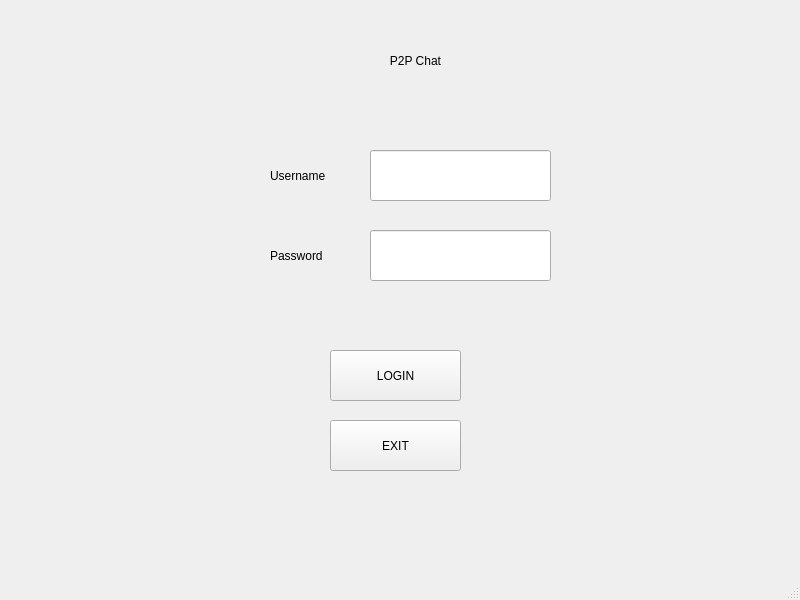
This is welcome.ui in meng-zha/ChatBox as Qt 5 draws it before an edit. The edited form follows.
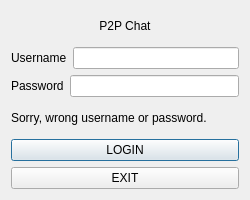
This is the edited form.

Commit message: Welcome interface,20181218

The edit to the form file:
```diff
--- a/welcome.ui
+++ b/welcome.ui
@@ -1,128 +1,116 @@
 <?xml version="1.0" encoding="UTF-8"?>
 <ui version="4.0">
- <class>MainWindow</class>
- <widget class="QMainWindow" name="MainWindow">
+ <class>Dialog</class>
+ <widget class="QDialog" name="Dialog">
   <property name="geometry">
    <rect>
     <x>0</x>
     <y>0</y>
-    <width>800</width>
-    <height>600</height>
+    <width>250</width>
+    <height>200</height>
    </rect>
   </property>
+  <property name="sizePolicy">
+   <sizepolicy hsizetype="Fixed" vsizetype="Fixed">
+    <horstretch>0</horstretch>
+    <verstretch>0</verstretch>
+   </sizepolicy>
+  </property>
+  <property name="minimumSize">
+   <size>
+    <width>250</width>
+    <height>200</height>
+   </size>
+  </property>
+  <property name="maximumSize">
+   <size>
+    <width>250</width>
+    <height>200</height>
+   </size>
+  </property>
+  <property name="baseSize">
+   <size>
+    <width>200</width>
+    <height>200</height>
+   </size>
+  </property>
   <property name="windowTitle">
    <string>MainWindow</string>
   </property>
-  <widget class="QWidget" name="centralwidget">
-   <widget class="QPushButton" name="login_button">
-    <property name="geometry">
-     <rect>
-      <x>330</x>
-      <y>350</y>
-      <width>131</width>
-      <height>51</height>
-     </rect>
-    </property>
-    <property name="text">
-     <string>LOGIN</string>
-    </property>
-   </widget>
-   <widget class="QPushButton" name="exit_button">
-    <property name="geometry">
-     <rect>
-      <x>330</x>
-      <y>420</y>
-      <width>131</width>
-      <height>51</height>
-     </rect>
-    </property>
-    <property name="text">
-     <string>EXIT</string>
-    </property>
-   </widget>
-   <widget class="QLineEdit" name="username_lineEdit">
-    <property name="geometry">
-     <rect>
-      <x>370</x>
-      <y>150</y>
-      <width>181</width>
-      <height>51</height>
-     </rect>
-    </property>
-   </widget>
-   <widget class="QLineEdit" name="password_lineEdit">
-    <property name="geometry">
-     <rect>
-      <x>370</x>
-      <y>230</y>
-      <width>181</width>
-      <height>51</height>
-     </rect>
-    </property>
-   </widget>
-   <widget class="QLabel" name="username_label">
-    <property name="geometry">
-     <rect>
-      <x>270</x>
-      <y>160</y>
-      <width>71</width>
-      <height>31</height>
-     </rect>
-    </property>
-    <property name="text">
-     <string>Username</string>
-    </property>
-   </widget>
-   <widget class="QLabel" name="password_label">
-    <property name="geometry">
-     <rect>
-      <x>270</x>
-      <y>240</y>
-      <width>71</width>
-      <height>31</height>
-     </rect>
-    </property>
-    <property name="text">
-     <string>Password</string>
-    </property>
-   </widget>
-   <widget class="QLabel" name="label">
-    <property name="geometry">
-     <rect>
-      <x>180</x>
-      <y>15</y>
-      <width>471</width>
-      <height>91</height>
-     </rect>
-    </property>
-    <property name="text">
-     <string>P2P Chat</string>
-    </property>
-    <property name="textFormat">
-     <enum>Qt::AutoText</enum>
-    </property>
-    <property name="scaledContents">
-     <bool>false</bool>
-    </property>
-    <property name="alignment">
-     <set>Qt::AlignCenter</set>
-    </property>
-    <property name="margin">
-     <number>1</number>
-    </property>
-   </widget>
-  </widget>
-  <widget class="QMenuBar" name="menubar">
-   <property name="geometry">
-    <rect>
-     <x>0</x>
-     <y>0</y>
-     <width>800</width>
-     <height>26</height>
-    </rect>
-   </property>
-  </widget>
-  <widget class="QStatusBar" name="statusbar"/>
+  <layout class="QGridLayout" name="gridLayout">
+   <item row="0" column="0">
+    <layout class="QGridLayout" name="gridLayout_2">
+     <item row="0" column="0">
+      <widget class="QLabel" name="label">
+       <property name="text">
+        <string>P2P Chat</string>
+       </property>
+       <property name="textFormat">
+        <enum>Qt::AutoText</enum>
+       </property>
+       <property name="scaledContents">
+        <bool>false</bool>
+       </property>
+       <property name="alignment">
+        <set>Qt::AlignCenter</set>
+       </property>
+       <property name="margin">
+        <number>1</number>
+       </property>
+      </widget>
+     </item>
+     <item row="2" column="0">
+      <layout class="QHBoxLayout" name="horizontalLayout_2">
+       <item>
+        <widget class="QLabel" name="password_label">
+         <property name="text">
+          <string>Password</string>
+         </property>
+        </widget>
+       </item>
+       <item>
+        <widget class="QLineEdit" name="password_lineEdit"/>
+       </item>
+      </layout>
+     </item>
+     <item row="4" column="0">
+      <widget class="QPushButton" name="login_button">
+       <property name="text">
+        <string>LOGIN</string>
+       </property>
+      </widget>
+     </item>
+     <item row="1" column="0">
+      <layout class="QHBoxLayout" name="horizontalLayout">
+       <item>
+        <widget class="QLabel" name="username_label">
+         <property name="text">
+          <string>Username</string>
+         </property>
+        </widget>
+       </item>
+       <item>
+        <widget class="QLineEdit" name="username_lineEdit"/>
+       </item>
+      </layout>
+     </item>
+     <item row="5" column="0">
+      <widget class="QPushButton" name="exit_button">
+       <property name="text">
+        <string>EXIT</string>
+       </property>
+      </widget>
+     </item>
+     <item row="3" column="0">
+      <widget class="QLabel" name="hints">
+       <property name="text">
+        <string>Sorry, wrong username or password.</string>
+       </property>
+      </widget>
+     </item>
+    </layout>
+   </item>
+  </layout>
  </widget>
  <resources/>
  <connections>
```
Left out of the diff: 12 changed lines with no effect on the pictures. The commit also changes 5 other files.
